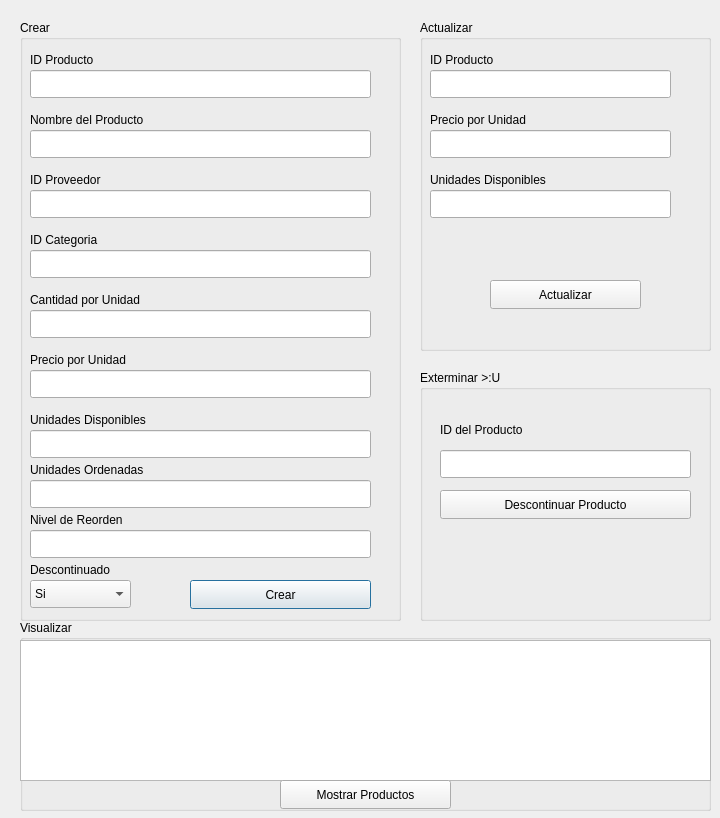
jairoaguilarts/Desktop-App-Proyect, file productoscrud.ui: the form before one commit.
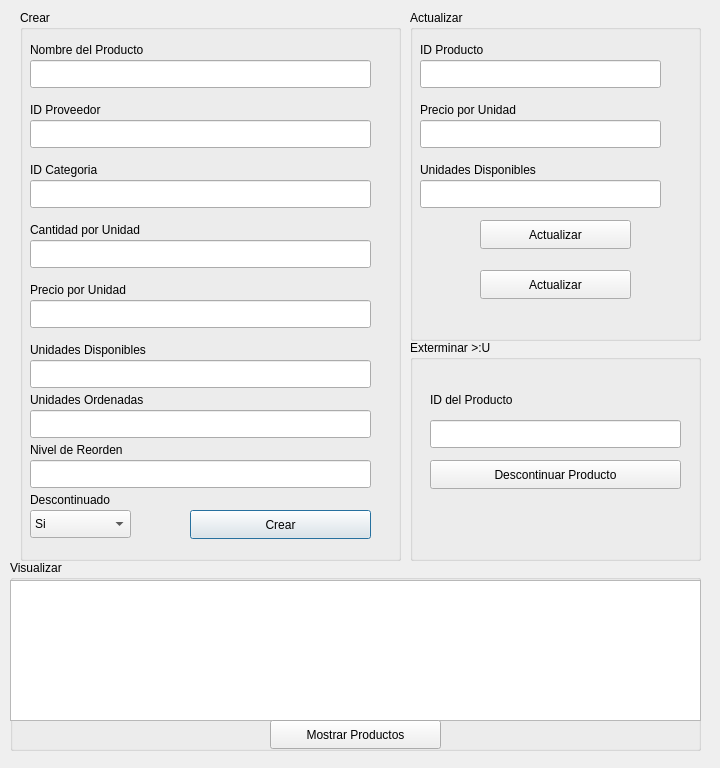
The form after the commit.

The edit to the form file:
```diff
--- a/productoscrud.ui
+++ b/productoscrud.ui
@@ -7,7 +7,7 @@
     <x>0</x>
     <y>0</y>
     <width>720</width>
-    <height>818</height>
+    <height>768</height>
    </rect>
   </property>
   <property name="windowTitle">
@@ -17,42 +17,19 @@
    <property name="geometry">
     <rect>
      <x>20</x>
-     <y>20</y>
+     <y>10</y>
      <width>381</width>
-     <height>601</height>
+     <height>551</height>
     </rect>
    </property>
    <property name="title">
     <string>Crear</string>
    </property>
-   <widget class="QLabel" name="label">
-    <property name="geometry">
-     <rect>
-      <x>10</x>
-      <y>30</y>
-      <width>111</width>
-      <height>20</height>
-     </rect>
-    </property>
-    <property name="text">
-     <string>ID Producto</string>
-    </property>
-   </widget>
-   <widget class="QLineEdit" name="LE_C_ID">
-    <property name="geometry">
-     <rect>
-      <x>10</x>
-      <y>50</y>
-      <width>341</width>
-      <height>28</height>
-     </rect>
-    </property>
-   </widget>
    <widget class="QLabel" name="label_2">
     <property name="geometry">
      <rect>
       <x>10</x>
-      <y>90</y>
+      <y>30</y>
       <width>151</width>
       <height>20</height>
      </rect>
@@ -65,7 +42,7 @@
     <property name="geometry">
      <rect>
       <x>10</x>
-      <y>110</y>
+      <y>50</y>
       <width>341</width>
       <height>28</height>
      </rect>
@@ -75,7 +52,7 @@
     <property name="geometry">
      <rect>
       <x>10</x>
-      <y>150</y>
+      <y>90</y>
       <width>101</width>
       <height>20</height>
      </rect>
@@ -88,7 +65,7 @@
     <property name="geometry">
      <rect>
       <x>10</x>
-      <y>170</y>
+      <y>110</y>
       <width>341</width>
       <height>28</height>
      </rect>
@@ -98,7 +75,7 @@
     <property name="geometry">
      <rect>
       <x>10</x>
-      <y>210</y>
+      <y>150</y>
       <width>91</width>
       <height>20</height>
      </rect>
@@ -111,7 +88,7 @@
     <property name="geometry">
      <rect>
       <x>10</x>
-      <y>230</y>
+      <y>170</y>
       <width>341</width>
       <height>28</height>
      </rect>
@@ -121,7 +98,7 @@
     <property name="geometry">
      <rect>
       <x>10</x>
-      <y>270</y>
+      <y>210</y>
       <width>151</width>
       <height>20</height>
      </rect>
@@ -134,7 +111,7 @@
     <property name="geometry">
      <rect>
       <x>10</x>
-      <y>290</y>
+      <y>230</y>
       <width>341</width>
       <height>28</height>
      </rect>
@@ -144,7 +121,7 @@
     <property name="geometry">
      <rect>
       <x>10</x>
-      <y>330</y>
+      <y>270</y>
       <width>121</width>
       <height>20</height>
      </rect>
@@ -157,7 +134,7 @@
     <property name="geometry">
      <rect>
       <x>10</x>
-      <y>350</y>
+      <y>290</y>
       <width>341</width>
       <height>28</height>
      </rect>
@@ -167,7 +144,7 @@
     <property name="geometry">
      <rect>
       <x>10</x>
-      <y>390</y>
+      <y>330</y>
       <width>151</width>
       <height>20</height>
      </rect>
@@ -180,7 +157,7 @@
     <property name="geometry">
      <rect>
       <x>10</x>
-      <y>410</y>
+      <y>350</y>
       <width>341</width>
       <height>28</height>
      </rect>
@@ -190,7 +167,7 @@
     <property name="geometry">
      <rect>
       <x>10</x>
-      <y>490</y>
+      <y>430</y>
       <width>121</width>
       <height>20</height>
      </rect>
@@ -203,7 +180,7 @@
     <property name="geometry">
      <rect>
       <x>10</x>
-      <y>510</y>
+      <y>450</y>
       <width>341</width>
       <height>28</height>
      </rect>
@@ -213,7 +190,7 @@
     <property name="geometry">
      <rect>
       <x>10</x>
-      <y>540</y>
+      <y>480</y>
       <width>101</width>
       <height>20</height>
      </rect>
@@ -226,7 +203,7 @@
     <property name="geometry">
      <rect>
       <x>10</x>
-      <y>560</y>
+      <y>500</y>
       <width>101</width>
       <height>28</height>
      </rect>
@@ -246,7 +223,7 @@
     <property name="geometry">
      <rect>
       <x>170</x>
-      <y>560</y>
+      <y>500</y>
       <width>181</width>
       <height>29</height>
      </rect>
@@ -259,7 +236,7 @@
     <property name="geometry">
      <rect>
       <x>10</x>
-      <y>440</y>
+      <y>380</y>
       <width>151</width>
       <height>20</height>
      </rect>
@@ -272,7 +249,7 @@
     <property name="geometry">
      <rect>
       <x>10</x>
-      <y>460</y>
+      <y>400</y>
       <width>341</width>
       <height>28</height>
      </rect>
@@ -282,8 +259,8 @@
   <widget class="QGroupBox" name="groupBox_2">
    <property name="geometry">
     <rect>
-     <x>420</x>
-     <y>20</y>
+     <x>410</x>
+     <y>10</y>
      <width>291</width>
      <height>331</height>
     </rect>
@@ -373,14 +350,27 @@
      <string>Actualizar</string>
     </property>
    </widget>
+   <widget class="QPushButton" name="A_PB_Actualizar_2">
+    <property name="geometry">
+     <rect>
+      <x>70</x>
+      <y>210</y>
+      <width>151</width>
+      <height>29</height>
+     </rect>
+    </property>
+    <property name="text">
+     <string>Actualizar</string>
+    </property>
+   </widget>
   </widget>
   <widget class="QGroupBox" name="groupBox_3">
    <property name="geometry">
     <rect>
-     <x>420</x>
-     <y>370</y>
+     <x>410</x>
+     <y>340</y>
      <width>291</width>
-     <height>251</height>
+     <height>221</height>
     </rect>
    </property>
    <property name="title">
@@ -426,8 +416,8 @@
   <widget class="QGroupBox" name="groupBox_4">
    <property name="geometry">
     <rect>
-     <x>20</x>
-     <y>620</y>
+     <x>10</x>
+     <y>560</y>
      <width>691</width>
      <height>191</height>
     </rect>
```
